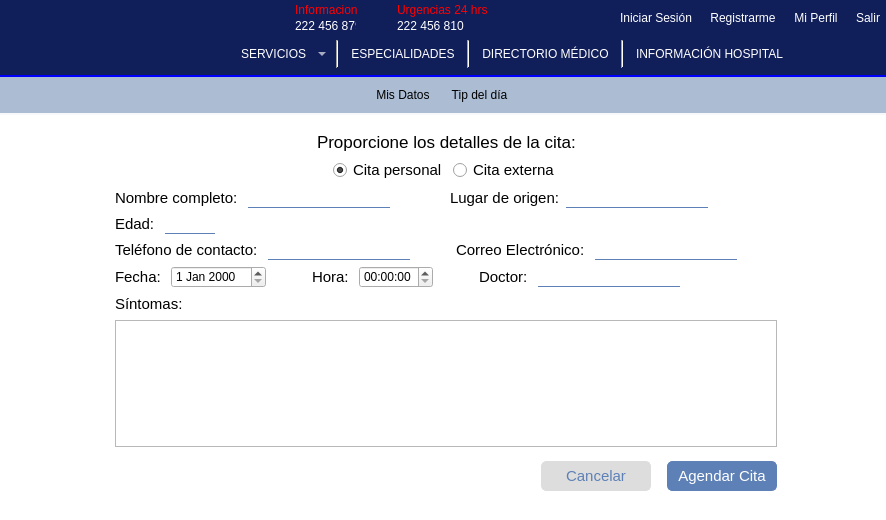
Laloses/Hospital, file mainwindow.ui: the form before one commit.
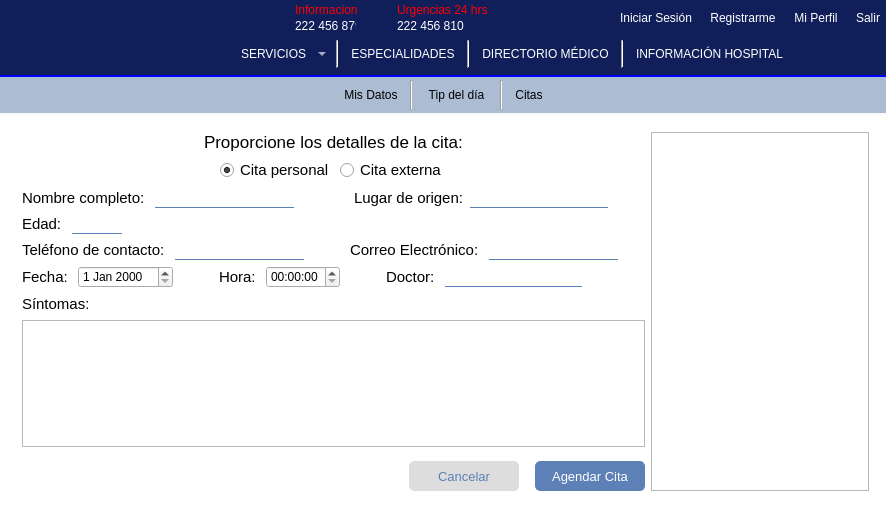
The form after the commit. The open tabs and pages were chosen to show the change. Icons and pictures are not drawn.

Commit message: quitar errores de moc y agregar tabla

What changed in the file:
```diff
--- a/mainwindow.ui
+++ b/mainwindow.ui
@@ -1728,6 +1728,13 @@
              </property>
             </widget>
            </item>
+           <item>
+            <widget class="Line" name="line_5">
+             <property name="orientation">
+              <enum>Qt::Vertical</enum>
+             </property>
+            </widget>
+           </item>
            <item>
             <widget class="QPushButton" name="pushButton_tip">
              <property name="minimumSize">
@@ -1747,6 +1754,20 @@
              </property>
             </widget>
            </item>
+           <item>
+            <widget class="Line" name="line_6">
+             <property name="orientation">
+              <enum>Qt::Vertical</enum>
+             </property>
+            </widget>
+           </item>
+           <item>
+            <widget class="QPushButton" name="pushButton">
+             <property name="text">
+              <string>Citas</string>
+             </property>
+            </widget>
+           </item>
            <item>
             <spacer name="horizontalSpacer_31">
              <property name="orientation">
@@ -1811,7 +1832,7 @@
            </layout>
           </widget>
           <widget class="QWidget" name="paginaCitas">
-           <widget class="QWidget" name="">
+           <widget class="QWidget" name="layoutWidget">
             <property name="geometry">
              <rect>
               <x>10</x>
@@ -2433,7 +2454,7 @@
                    </property>
                    <property name="font">
                     <font>
-                     <pointsize>11</pointsize>
+                     <pointsize>10</pointsize>
                     </font>
                    </property>
                    <property name="styleSheet">
@@ -2479,7 +2500,7 @@
                    </property>
                    <property name="font">
                     <font>
-                     <pointsize>11</pointsize>
+                     <pointsize>10</pointsize>
                     </font>
                    </property>
                    <property name="styleSheet">
@@ -2497,6 +2518,9 @@
                </item>
               </layout>
              </item>
+             <item>
+              <widget class="QTableView" name="tv_listaDocCitas"/>
+             </item>
              <item>
               <spacer name="horizontalSpacer_49">
                <property name="orientation">
```
Left out of the diff: 17 changed lines with no effect on the pictures. The commit also changes 1 other file.
